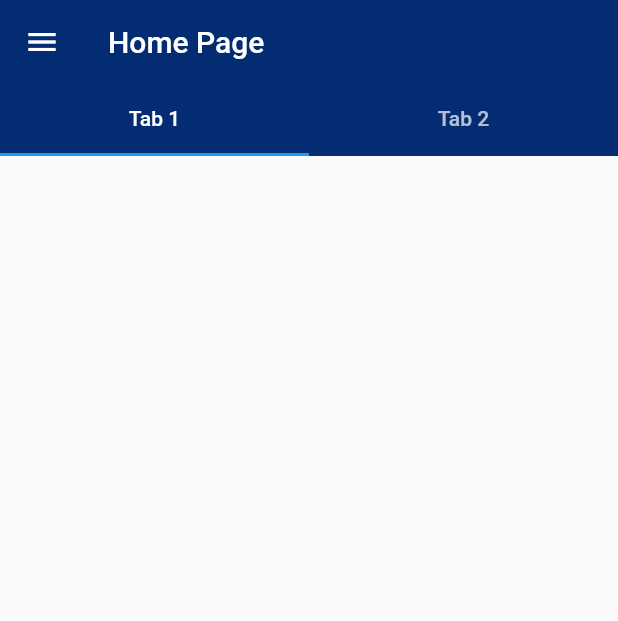
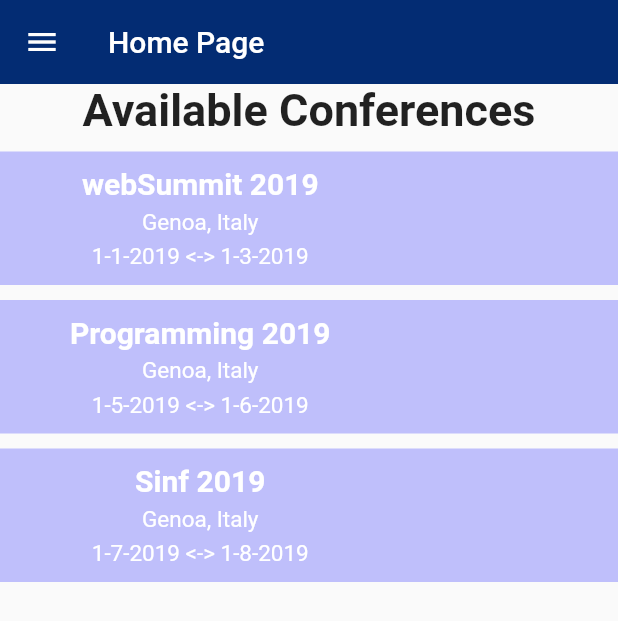
Before and after one commit to softeng-feup/open-cx-pavilion-inc, a Flutter app: the HomePage screen opened by its route, on a phone screen of 412 x 824 dp. Shown: the top 621 px of the screen. Run offline on Flutter 3.47's test engine with Material 2 defaults, Android fonts, the phone set to English and light mode, and no system bars.

Commit message:
corrigi um erro na db, e meti os botões a funcionar na homepage, meti as conferencias por ordem cronológica

```diff
--- a/feedfheconference/lib/Model/db.dart
+++ b/feedfheconference/lib/Model/db.dart
@@ -18,6 +18,14 @@ class Date{
   String dateToString(){
     return '$year-$month-$day';
   }
+
+  String dateToInvertedString(){
+    return '$day-$month-$year';
+  }
+
+
+
+
 
 }
 class Time{
@@ -146,7 +154,7 @@ class Conference{
 
   Conference(int id, this.name, this.place, this.eventIdList,  String beginDate, String endDate){
     this.beginDate = Date.string(beginDate);
-    this.endDate = Date.string(beginDate);
+    this.endDate = Date.string(endDate);
   }
 }
 
@@ -194,9 +202,9 @@ Event event1 = new Event(1 ,'ELS 2019 ', 'The purpose of the European '
     'ISLISP, Dylan, Clojure, ACL2, ECMAScript, Racket, SKILL, Hop and so on. We '
     'encourage everyone interested in Lisp to participate.', [1, 2]);
 
-Conference programming2019 = new Conference(1, 'Programming 2019', 'Genoa, Italy', [1], '2019-05-1', '2019-05-1');
-Conference sinf2019 = new Conference(2, 'Sinf 2019', 'Genoa, Italy', [1], '2019-05-1', '2019-05-1');
-Conference webSummit2019 = new Conference(3, 'webSummit 2019', 'Genoa, Italy', [1], '2019-05-1', '2019-05-1');
+Conference programming2019 = new Conference(1, 'Programming 2019', 'Genoa, Italy', [1], '2019-05-1', '2019-06-1');
+Conference sinf2019 = new Conference(2, 'Sinf 2019', 'Genoa, Italy', [1], '2019-07-1', '2019-08-1');
+Conference webSummit2019 = new Conference(3, 'webSummit 2019', 'Genoa, Italy', [1], '2019-01-1', '2019-03-1');
 
 
 class Database {
--- a/feedfheconference/lib/View/Screens/home.dart
+++ b/feedfheconference/lib/View/Screens/home.dart
@@ -22,6 +22,7 @@ class _HomePageState extends State<HomePage>
         child: Scaffold(
           body: buildHomePage(
               context, _tabController, _scrollViewController, widget.title),
+
           drawer: sideDrawer(context), // Passed BuildContext in function.
         ));
   }
@@ -42,120 +43,94 @@ NestedScrollView buildHomePage(
           floating: true,
           snap: true,
           forceElevated: innerBoxIsScrolled,
-          bottom: new TabBar(
-            tabs: <Tab>[
-              new Tab(text: "Tab 1"),
-              new Tab(text: "Tab 2"),
-            ],
-            controller: _tabController,
-          ),
         ),
       ];
     },
-    body: new TabBarView(
-      children: <Widget>[
-        new CurrentPage(),
-        new CurrentPage(),
-      ],
-      controller: _tabController,
-    ),
+    body: new CurrentPage(),
   );
 }
 
 List<Widget> listMyWidgets() {
   var db = Database();
+
+  db.conferenceList.sort((a, b) =>
+      (a.beginDate.dateToString()).compareTo(b.beginDate.dateToString()));
+
   @override
   List<Widget> widgetsList = new List();
 
-  for (int i = 0; i < db.sessions.length; i++) {
-    widgetsList.add(EventBox(db.sessions[i].title, db.sessions[i].description,
-        db.sessions[i].speaker, db.sessions[i].room + ' ' + db.sessions[i].time));
+  widgetsList.add(Text(
+    'Available Conferences',
+    textAlign: TextAlign.center,
+    style: TextStyle(
+      fontSize: 30,
+      fontWeight: FontWeight.bold,
+    ),
+  ));
+
+  for (int i = 0; i < db.conferenceList.length; i++) {
+    widgetsList.add(EventBox(
+        db.conferenceList[i].name,
+        db.conferenceList[i].place,
+        db.conferenceList[i].beginDate,
+        db.conferenceList[i].endDate));
   }
+
+  for (int i = 0; i < db.sessionList.length; i++) {}
 
   return widgetsList;
 }
 
 class EventBox extends StatelessWidget {
-  final String title;
-  final String description;
-  final String speaker;
-  final String roomAndTime;
-
-  EventBox(this.title, this.description, this.speaker, this.roomAndTime);
+  String name;
+  String place;
+  Date beginDate;
+  Date endDate;
+  EventBox(this.name, this.place, this.beginDate, this.endDate);
 
   @override
-  Widget build(BuildContext context){
-    return Container(
-        color: Colors.grey[100],
-        margin: const EdgeInsets.only(bottom: 8.0),
+  Widget build(BuildContext context) {
+    return InkWell(
+          onTap: () => print("Container pressed"), // handle your onTap here
+          child: Container(
+              color: Color.fromARGB(60, 0, 0, 255),
+              margin: const EdgeInsets.only(top: 10.0),
+              padding: const EdgeInsets.only(top: 10.0),
               child: Stack(
                 children: [
                   Container(
-                //margin: const EdgeInsets.only(left: 1),
-                child:Align(
-                  alignment: Alignment.topLeft,
-                  child: Icon(
-                    Icons.star,
-                    color: Colors.blue[500],
-                  ),
-                )
-            ),
-            Container(
-              margin: const EdgeInsets.only(left: 20, top: 20),
+                    padding: const EdgeInsets.only(bottom: 10.0),
                     //color: Colors.green[200],
                     //width: 215,
                     width: MediaQuery.of(context).size.width - 145,
                     child: Column(
                       children: <Widget>[
-
-                  Container(
-                    margin: const EdgeInsets.only(bottom: 8, top: 15),
-                    child: Text(title, textAlign: TextAlign.left, style: TextStyle(
-                        fontSize: 15,
-                        fontWeight: FontWeight.bold
-                    ),),
+                        Text(
+                          name,
+                          textAlign: TextAlign.left,
+                          style: TextStyle(
+                              fontSize: 20,
+                              fontWeight: FontWeight.bold,
+                              color: Colors.white),
                         ),
-                  Text(speaker),
-                  Text(roomAndTime)
+                        SizedBox(height: 5),
+                        Text(
+                          place,
+                          style: TextStyle(fontSize: 15, color: Colors.white),
+                        ),
+                        SizedBox(height: 5),
+                        Text(
+                            beginDate.dateToInvertedString() +
+                                ' <-> ' +
+                                endDate.dateToInvertedString(),
+                            style:
+                                TextStyle(fontSize: 15, color: Colors.white)),
                       ],
-              ),),
-            Container(
-              margin: const EdgeInsets.only(top: 110),
-              child: ExpansionTile(
-                title: Text('Learn more'),
-                children: <Widget>[
-                  Text(description,
-                      style: TextStyle(
-                          fontSize: 13,
-                          //fontWeight: FontWeight.bold,
-                          fontStyle: FontStyle.italic))
-                ],),
-            ),
-            Align(
-              alignment: Alignment.topRight,
-              //margin: const EdgeInsets.only(left: 2),
-              //decoration: BoxDecoration(border: Border.all(color: Colors.blueAccent)),
-              child: Container(
-                margin: const EdgeInsets.only(right: 3, top: 20),
-                //width: MediaQuery.of(context).size.width / 3,
-                width: 120,
-                //height: MediaQuery.of(context).size.height / 8,
-                height: 85,
-                decoration: BoxDecoration(
-                  border: Border.all(width: 3.0),
-                  borderRadius: BorderRadius.all(
-                      Radius.circular(12) //         <--- border radius here
-                  ),
-                  image: DecorationImage(
-                      image: AssetImage("images/face.jpg"), fit: BoxFit.cover),
-                ),
                     ),
                   ),
                 ],
-        )
-    );
+              )));
   }
-
 }
 
 class CurrentPage extends StatelessWidget {
@@ -168,21 +143,6 @@ class CurrentPage extends StatelessWidget {
   }
 }
 
-/*
-
-class CurrentPage extends StatelessWidget {
-  @override
-  Widget build(BuildContext context) {
-    return new ListView(
-      padding: EdgeInsets.zero,
-      children: List.generate(10, (index) {
-        return
-        );
-      }),
-    );
-  }
-}
-*/
 Drawer sideDrawer(BuildContext context) {
   return new Drawer(
     // Add a ListView to the drawer. This ensures the user can scroll
```
Lines whose indentation alone changed are shown as unchanged.
